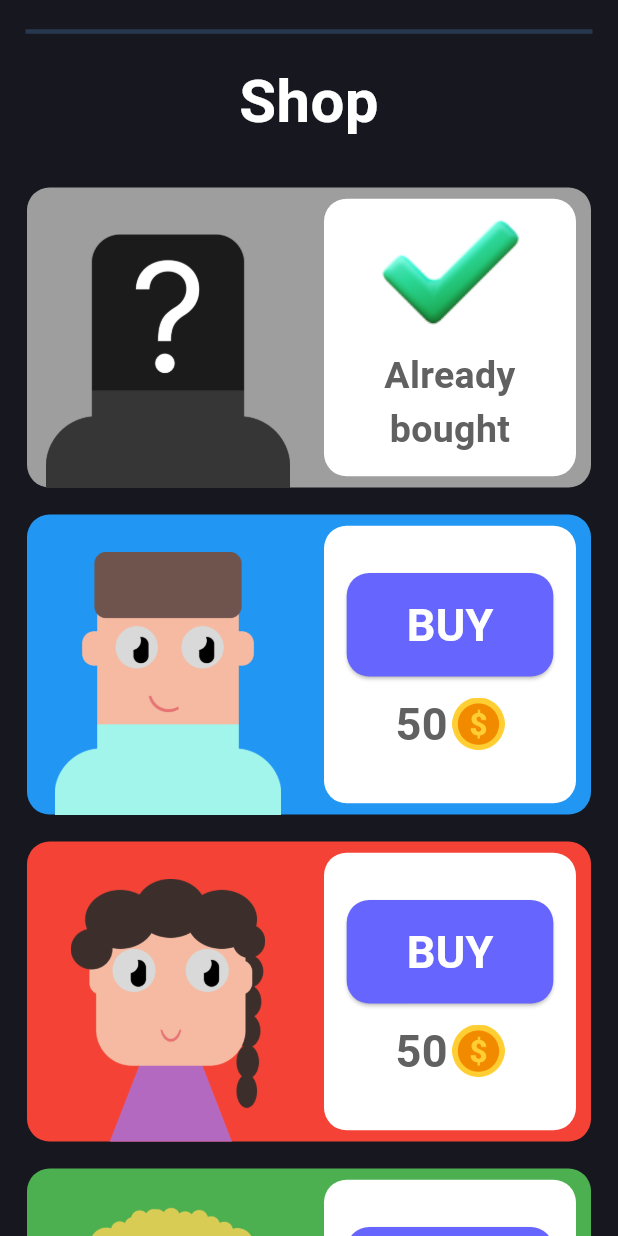
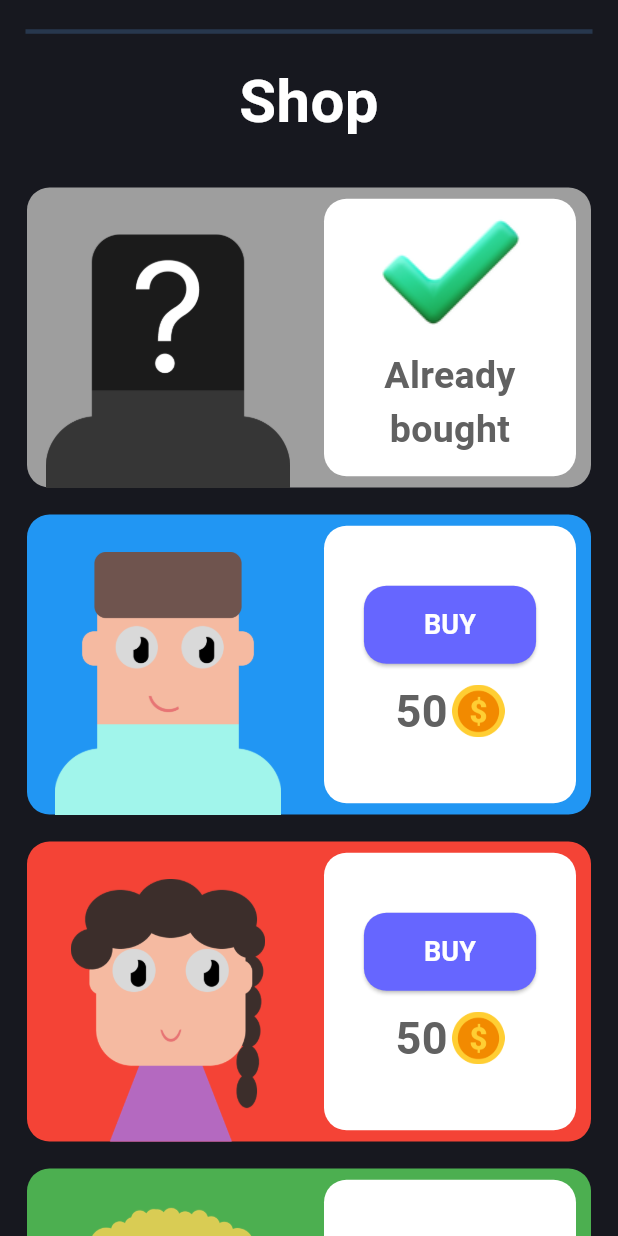
Before and after one commit to AlexPop576/patrocle_repository, a Flutter app: the Inventory screen opened directly, scrolled down 1152 dp, on a phone screen of 412 x 824 dp. Run offline on Flutter 3.47's test engine with Material 3 defaults, Android fonts, the light colour scheme and no system bars; our stand-ins replace google_nav_bar, lottie, page_transition, sqflite, sqflite_common_ffi; missing offline and left inert: animate_gradient, translator; accounts and stored records are empty.

Commit message:
versiune finala

```diff
--- a/lib/Components/shop_tile.dart
+++ b/lib/Components/shop_tile.dart
@@ -3,6 +3,7 @@ import 'dart:convert';
 import 'package:flutter/material.dart';
 import 'package:patrocle/Database/database_helper.dart';
 import 'package:patrocle/Homepage/homepage.dart';
+import 'package:patrocle/Theme/translations.dart';
 
 // Defining a StatefulWidget, ShopTile, to represent an item in a shop.
 class ShopTile extends StatefulWidget {
@@ -13,15 +14,16 @@ class ShopTile extends StatefulWidget {
     required this.price,
     required this.bought,
     required this.id,
+    required this.language
   });
 
   // Declaring variables for ShopTile.
-  int? colorIndex = 1, price = 100, bought = 0, id = 1;
+  int? colorIndex = 1, price = 100, bought = 0, id = 1, language = 1;
 
   // Overriding createState to return an instance of _ShopTileState.
   @override
   State<ShopTile> createState() => _ShopTileState(
-      colorIndex: colorIndex, price: price, bought: bought, id: id);
+      colorIndex: colorIndex, price: price, bought: bought, id: id, language: language);
 }
 
 // Private State class for ShopTile.
@@ -32,11 +34,13 @@ class _ShopTileState extends State<ShopTile> {
     required this.price,
     required this.bought,
     required this.id,
+    required this.language
   });
 
   // Declaring variables for _ShopTileState.
-  int? colorIndex = 1, price = 100, bought = 0, id = 1, coins = 0;
+  int? colorIndex = 1, price = 100, bought = 0, id = 1, coins = 0, language = 1;
   final _dbHelper = DatabaseHelper.instance; // Instance of DatabaseHelper.
+  Map<int?, Map<String?, String?>> translation = Translations().translation;
 
   // initState method to perform initial fetch of data.
   @override
@@ -112,7 +116,7 @@ class _ShopTileState extends State<ShopTile> {
                                       title: Center(
                                           child: Text(
                                               textAlign: TextAlign.center,
-                                              "Are you sure you want to buy?",
+                                              "${translation[language]!["Are you sure you want to buy?"]}",
                                               style: const TextStyle(
                                                   fontWeight: FontWeight.bold,
                                                   fontSize: 25))),
@@ -176,7 +180,7 @@ class _ShopTileState extends State<ShopTile> {
                                                       child: Text(
                                                           textAlign:
                                                               TextAlign.center,
-                                                          "Not enough coins!",
+                                                          "${translation[language]!["Not enough coins!"]}",
                                                           style:
                                                               const TextStyle(
                                                                   fontWeight:
@@ -189,7 +193,7 @@ class _ShopTileState extends State<ShopTile> {
                                             }
                                             ;
                                           }),
-                                          child: Text("Buy",
+                                          child: Text("${translation[language]!["Buy"]}",
                                               style: const TextStyle(
                                                   color: Colors.green,
                                                   fontWeight: FontWeight.bold,
@@ -199,7 +203,7 @@ class _ShopTileState extends State<ShopTile> {
                                           onPressed: (() {
                                             Navigator.pop(context);
                                           }),
-                                          child: Text("Cancel",
+                                          child: Text("${translation[language]!["Cancel"]}",
                                               style: const TextStyle(
                                                   color: Colors.red,
                                                   fontWeight: FontWeight.bold,
@@ -215,10 +219,11 @@ class _ShopTileState extends State<ShopTile> {
                                     padding: const EdgeInsets.symmetric(
                                         horizontal: 8, vertical: 5),
                                     child: Text(
-                                      "BUY",
+                                      textAlign: TextAlign.center,
+                                      "${translation[language]!["BUY"]}",
                                       style: TextStyle(
                                           color: Colors.white,
-                                          fontSize: 30,
+                                          fontSize: 18,
                                           fontWeight: FontWeight.bold),
                                     ),
                                   ),
@@ -257,7 +262,7 @@ class _ShopTileState extends State<ShopTile> {
                                 'assets/icons/true.png'), // Displaying 'already bought' icon.
                             SizedBox(height: 6),
                             Text(
-                              "Already bought",
+                              "${translation[language]!["Already bought"]}",
                               textAlign: TextAlign.center,
                               style: TextStyle(
                                   color: Colors.grey[700],
--- a/lib/Database/database_helper.dart
+++ b/lib/Database/database_helper.dart
@@ -1974,7 +1974,7 @@ class DatabaseHelper {
           await db.execute('DROP TABLE $table');
           await db.execute('DROP TABLE profile');
           await db.execute('DROP TABLE trophies');
-          await db.execute('DROP TABLE faces');
+          //await db.execute('DROP TABLE faces');
           await db.execute('''
           CREATE TABLE trophies (
             $columnTrophyId INTEGER PRIMARY KEY AUTOINCREMENT,
--- a/lib/Homepage/Profile/profile.dart
+++ b/lib/Homepage/Profile/profile.dart
@@ -67,7 +67,7 @@ class _ProfileState extends State<Profile> {
     Image.asset('assets/icons/face3.png', height: 100, fit: BoxFit.contain),
   ];
 
-  List<String> topName = ["Antonio", "Robert", "Maria"];
+  List<String> topName = ["Anto", "Robert", "Maria"];
   List<int> topIQ = [5235, 3770, 3415];
 
   // Database helper instance
--- a/lib/Homepage/inventory.dart
+++ b/lib/Homepage/inventory.dart
@@ -169,6 +169,7 @@ class _InventoryState extends State<Inventory> {
                             colorIndex: snapshot.data![index]['color'],
                             price: snapshot.data![index]['price'],
                             bought: snapshot.data![index]['bought'],
+                            language: language,
                             id: snapshot.data![index]['face']);
                       },
                     );
--- a/lib/Homepage/levels.dart
+++ b/lib/Homepage/levels.dart
@@ -117,7 +117,7 @@ class _LevelsState extends State<Levels> {
                 padding:
                     const EdgeInsets.symmetric(vertical: 9, horizontal: 18),
                 child: Column(children: [
-                  SpecialChallengeTile(),
+                  SpecialChallengeTile(language: language,),
                   const SizedBox(
                     height: 30,
                   ),
--- a/lib/Theme/translations.dart
+++ b/lib/Theme/translations.dart
@@ -297,10 +297,12 @@ class Translations {
       "Your streak": "Your streak",
       "Already bought": "Already bought",
       "BUY": "BUY",
+      "Buy": "Buy",
       "Cancel": "Cancel",
       "Not enough coins!": "Not enough coins!",
       "Are you sure you want to buy?" : "Are you sure you want to buy?",
-
+      "Random": "Random" ,
+      "Play": "Play",
     },
     2: {
       "Profile": "Profil",
@@ -597,10 +599,12 @@ class Translations {
       "Your streak": "Seria ta",
       "Already bought": "Deja cumpărat",
       "BUY": "CUMPĂRĂ",
+      "Buy": "Cumpără",
       "Cancel": "Anulează",
       "Not enough coins!": "Nu ai suficienți bani!",
       "Are you sure you want to buy?" : "Ești sigur că vrei să cumperi?",
-
+      "Random": "Aleatoriu",
+      "Play": "Joacă",
     },
     3: {
       "Profile": "Profil",
@@ -897,10 +901,12 @@ class Translations {
       "Your streak": "Sorozatod",
       "Already bought": "Már megvásárolt",
       "BUY": "VÁSÁRLÁS",
+      "Buy": "Vásárlás",
       "Cancel": "Mégse",
       "Not enough coins!": "Nincs elég érme!",
       "Are you sure you want to buy?" : "Biztosan meg akarod vásárolni?",
-
+      "Random": "Véletlen" ,
+      "Play": "Játszani",
     },
     4: {
       "Profile": "Perfil",
@@ -1197,10 +1203,12 @@ class Translations {
       "Your streak": "Tu racha",
       "Already bought": "Ya comprado",
       "BUY": "COMPRAR",
+      "Buy": "Comprar",
       "Cancel": "Cancelar",
       "Not enough coins!": "¡No tienes suficientes monedas!",
       "Are you sure you want to buy?" : "¿Estás seguro de que quieres comprar?",
-
+      "Random": "Aleatorio" ,
+      "Play": "Jugar",
     }
   };
 }
--- a/pubspec.yaml
+++ b/pubspec.yaml
@@ -42,7 +42,7 @@ dependencies:
   google_nav_bar: ^5.0.6
   cupertino_icons: ^1.0.2
   translator:
-  flutter_tts:
+  #flutter_tts:
   flutter_gradient_animation_text:
   animate_gradient:
 
```
Also changed, not shown: lib/Components/special_challange_tile.dart (+7 -3 lines), lib/Quizpage/lesson.dart (+7 -7 lines), lib/Quizpage/special_challenge.dart (+15 -15 lines), pubspec.lock, 4 other files.
